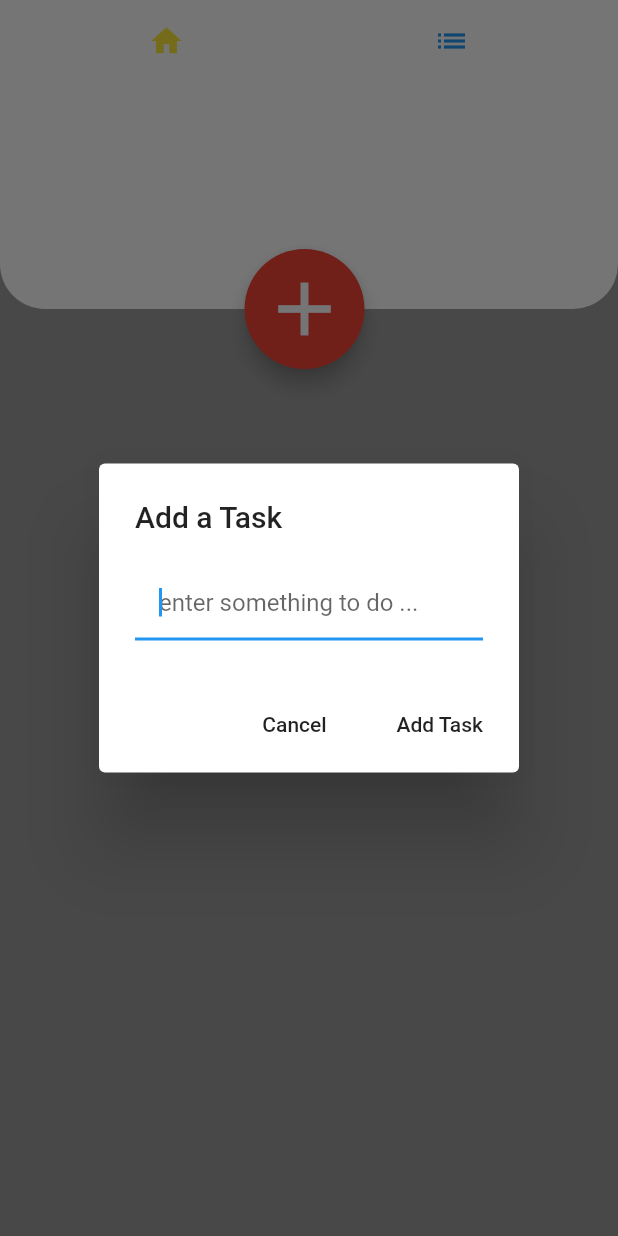
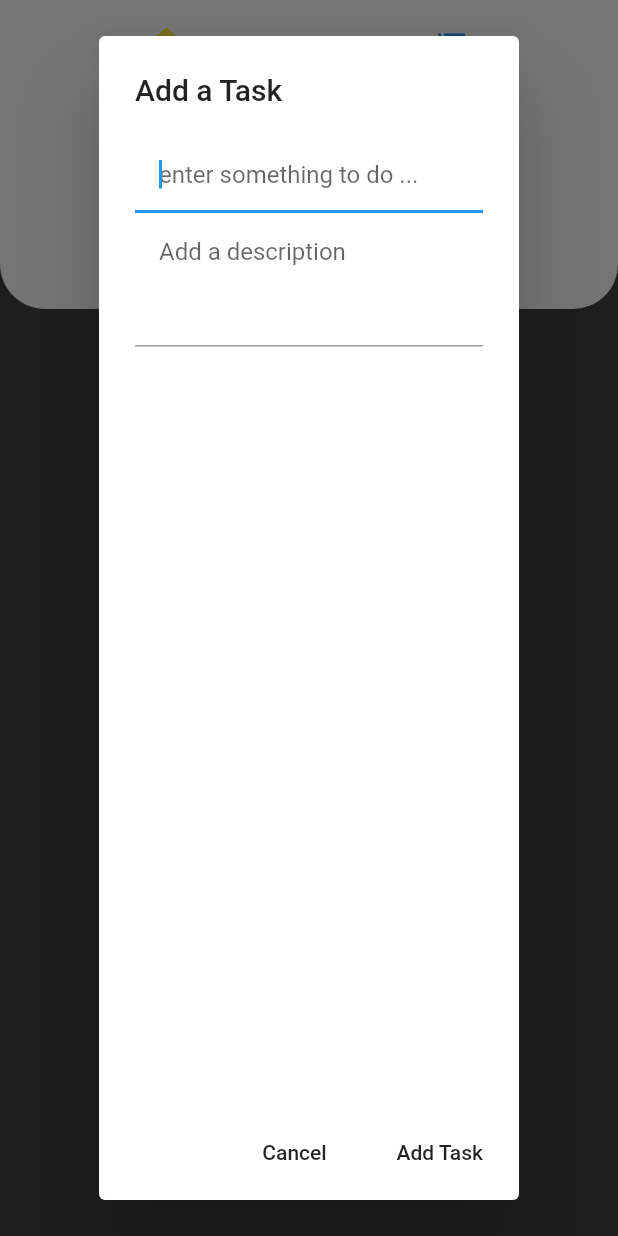
Before and after one commit to padfoot-16/BasicTodoApp, a Flutter app: the screen it shows after launch, after a tap on the "add" icon, on a phone screen of 412 x 824 dp. Run offline on Flutter 3.47's test engine with Material 2 defaults, Android fonts, the phone set to English and light mode, and no system bars; our stand-ins replace shared_preferences.

Commit message:
finsished product for now , description is good , style is o,k  , everything seems to be working

```diff
--- a/lib/main.dart
+++ b/lib/main.dart
@@ -30,18 +30,22 @@ class _ToDoListState extends State<ToDoList> {
   List<String>done=[];
   List<String>description=[];
   String task="";
+  String descr="";
 
-  void _addTodoItem(String task) async{
+  void _addTodoItem(String task , String descr) async{
 
     final prefs=await SharedPreferences.getInstance();
     if(task.length > 0) {
-      setState(() => _todoitems.add(task));
+      setState(() { _todoitems.add(task);
+      description.add(descr);
+      });
       prefs.setStringList('todoitems', _todoitems);
     }
   }
 void _removeTodoItem(int index) {
   setState(() { done.add(_todoitems[index]);
   _todoitems.removeAt(index);
+  description.removeAt(index);
   });
 }
 
@@ -90,6 +94,16 @@ void _promptRemoveTodoItem (int index) {
               color: Colors.white,
               ),
             ),
+            Column(
+              mainAxisAlignment: MainAxisAlignment.start,
+              children: [
+
+                Container(),
+            Container(
+              child:Text("TODO List",style: TextStyle(fontSize: 40,fontWeight: FontWeight.bold)),
+            ),
+              ],
+            ),
 
           Container(
             height: 80,
@@ -97,7 +111,7 @@ void _promptRemoveTodoItem (int index) {
             margin: EdgeInsets.only(top:110,left:MediaQuery.of(context).size.width*0.5-43),
             child: FloatingActionButton(
               child: Icon(Icons.add,size: 60,),
-              backgroundColor: Colors.red,
+              backgroundColor: Colors.grey,
               onPressed:_pushAddTodoScreen,
             ),
           ),
@@ -111,7 +125,7 @@ void _promptRemoveTodoItem (int index) {
                 // ignore: missing_return
                 itemBuilder:(context,index){
                   if(index < _todoitems.length) {
-                    return _buildtodoItem(_todoitems[index],index);
+                    return _buildtodoItem(_todoitems[index],index,description[index]);
                   }
                 },
                 ),
@@ -120,15 +134,15 @@ void _promptRemoveTodoItem (int index) {
         ],
       );
   }
-  Widget _buildtodoItem(String todoText, int index) {
+  Widget _buildtodoItem(String todoText, int index,String descri) {
     return Padding(
       padding: const EdgeInsets.symmetric(vertical: 1.0,horizontal: 4.0),
       child: Card(
             child: ListTile(
-          title:Text(todoText,style: TextStyle(fontSize: 20,fontWeight: FontWeight.bold),),
-          subtitle: Text("this is a subttitle"),
+          title:Text(todoText,style: TextStyle(fontSize: 28,fontWeight: FontWeight.bold),),
+          subtitle: Text(descri,style: TextStyle(fontSize: 20),),
           contentPadding: EdgeInsets.all(8.0),
-          //isThreeLine: true,
+          isThreeLine: true,
 
           onTap: () => _promptRemoveTodoItem(index),
         ),
@@ -211,7 +225,7 @@ Widget compTasks() {
           ),
           backgroundColor: Colors.white,
       ),
-        backgroundColor: Colors.grey,
+        backgroundColor: Colors.grey[800],
           )
           )
       )
@@ -231,12 +245,11 @@ prefs.remove('todoitems');
      builder: (BuildContext context ) {
        return AlertDialog(
          title: Text("Add a Task"),
-         content: TextField(
+         content: Column(
+           children: [
+             TextField(
                autofocus: true,
-           onSubmitted: (val){
-                _addTodoItem(val);
-                Navigator.pop(context);
-              },
+
                decoration: InputDecoration(
                     hintText: "enter something to do ...",
                     contentPadding: const EdgeInsets.all(16.0) ,
@@ -244,6 +257,19 @@ prefs.remove('todoitems');
                onChanged: (String value){
                  task=value;
                },
+       ),
+        TextField(
+          maxLines: 3,
+          autofocus: true,
+          decoration: InputDecoration(
+            hintText: "Add a description ",
+            contentPadding: const EdgeInsets.all(16.0)
+            ),
+            onChanged: (String description){
+              descr=description;
+            },
+        )
+           ],
          ),
        actions: [
          // ignore: deprecated_member_use
@@ -254,7 +280,7 @@ prefs.remove('todoitems');
             // ignore: deprecated_member_use
             FlatButton(
               onPressed:(){
-                _addTodoItem(task);
+                _addTodoItem(task,descr);
                 Navigator.of(context).pop();
               },
              child: Text("Add Task")
```
Lines whose indentation alone changed are shown as unchanged.
